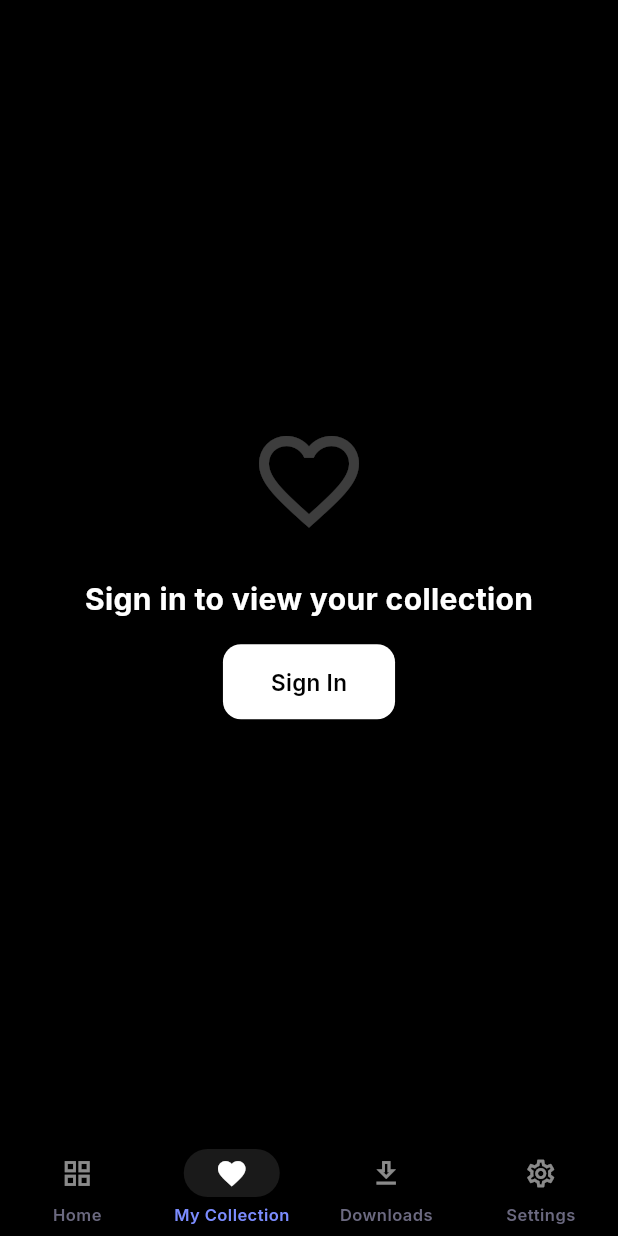
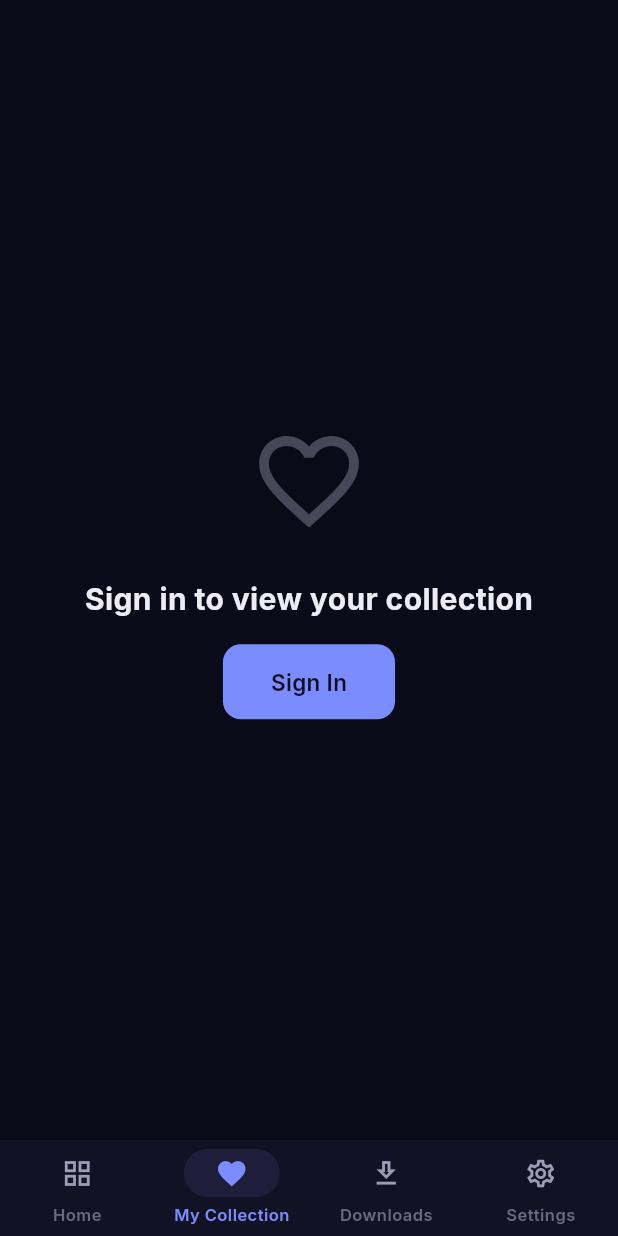
Before and after one commit to prit-007/wallbizz, a Flutter app: the screen it shows after launch, item 2 of the bottom bar chosen, on a phone screen of 412 x 824 dp. Run offline on Flutter 3.47's test engine with Material 3 defaults, Android fonts, the phone set to English and light mode, and no system bars; our stand-ins replace cached_network_image, flutter_animate, flutter_dotenv, google_fonts, hive, hive_flutter and 3 more; missing offline and left inert: async_wallpaper, dart:html; accounts and stored records are empty; network calls fail.

Commit message:
refactor: migrate all screens to Material 3 theme system with VivekColors
- Replace hardcoded Colors.black/white with Theme.of(context).colorScheme and context.vivek extension
- Update HomeScreen navigation bar to use theme-aware icon colors and primary color for selected states
- Update DetailScreen, DownloadedDetailScreen, and WallpaperEditorScreen to use theme surfaces and glass colors
- Migrate SettingsScreen dark mode toggle to ThemeConfig ValueNotifier
- Update SettingsScreen storage options to use VivekColors surface containers and semantic colors
- Remove direct SharedPreferences imports from screens; delegate to ThemeConfig and GalleryService
- Add local file existence fallback in WallpaperEditorScreen for offline downloaded wallpapers

```diff
--- a/app/lib/screens/home_screen.dart
+++ b/app/lib/screens/home_screen.dart
@@ -1,5 +1,7 @@
 import 'package:flutter/material.dart';
+import 'package:google_fonts/google_fonts.dart';
 import 'package:hive_flutter/hive_flutter.dart';
+import '../config/theme_config.dart';
 import '../widgets/category_tabs.dart';
 import '../widgets/staggered_grid.dart';
 import 'detail_screen.dart';
@@ -21,8 +23,9 @@ class _HomeScreenState extends State<HomeScreen> {
 
   @override
   Widget build(BuildContext context) {
+    final cs = Theme.of(context).colorScheme;
+    final vk = context.vivek;
     return Scaffold(
-      backgroundColor: Colors.black,
       body: SafeArea(
         child: _buildCurrentScreen(),
       ),
@@ -35,17 +38,15 @@ class _HomeScreenState extends State<HomeScreen> {
             onDestinationSelected: (index) {
               setState(() => _currentNavIndex = index);
             },
-            backgroundColor: Colors.black,
-            indicatorColor: Colors.white.withValues(alpha: 0.1),
             destinations: [
-              const NavigationDestination(
-                icon: Icon(Icons.grid_view, color: Colors.white54),
-                selectedIcon: Icon(Icons.grid_view, color: Colors.white),
+              NavigationDestination(
+                icon: Icon(Icons.grid_view, color: vk.onSurfaceSubtle),
+                selectedIcon: Icon(Icons.grid_view, color: cs.primary),
                 label: 'Home',
               ),
-              const NavigationDestination(
-                icon: Icon(Icons.favorite_border, color: Colors.white54),
-                selectedIcon: Icon(Icons.favorite, color: Colors.white),
+              NavigationDestination(
+                icon: Icon(Icons.favorite_border, color: vk.onSurfaceSubtle),
+                selectedIcon: Icon(Icons.favorite, color: cs.primary),
                 label: 'My Collection',
               ),
               NavigationDestination(
@@ -53,33 +54,33 @@ class _HomeScreenState extends State<HomeScreen> {
                   isLabelVisible: count > 0,
                   label: Text(
                     count > 99 ? '99+' : '$count',
-                    style: const TextStyle(
-                      color: Colors.black,
+                    style: TextStyle(
+                      color: cs.primary,
                       fontSize: 10,
                       fontWeight: FontWeight.bold,
                     ),
                   ),
-                  backgroundColor: Colors.white,
-                  child: const Icon(Icons.download_outlined, color: Colors.white54),
+                  backgroundColor: cs.primary,
+                  child: Icon(Icons.download_outlined, color: vk.onSurfaceSubtle),
                 ),
                 selectedIcon: Badge(
                   isLabelVisible: count > 0,
                   label: Text(
                     count > 99 ? '99+' : '$count',
-                    style: const TextStyle(
-                      color: Colors.black,
+                    style: TextStyle(
+                      color: cs.surface,
                       fontSize: 10,
                       fontWeight: FontWeight.bold,
                     ),
                   ),
-                  backgroundColor: Colors.white,
-                  child: const Icon(Icons.download, color: Colors.white),
+                  backgroundColor: cs.primary,
+                  child: Icon(Icons.download, color: cs.onSurface),
                 ),
                 label: 'Downloads',
               ),
-              const NavigationDestination(
-                icon: Icon(Icons.settings_outlined, color: Colors.white54),
-                selectedIcon: Icon(Icons.settings, color: Colors.white),
+              NavigationDestination(
+                icon: Icon(Icons.settings_outlined, color: vk.onSurfaceSubtle),
+                selectedIcon: Icon(Icons.settings, color: cs.primary),
                 label: 'Settings',
               ),
             ],
@@ -100,12 +101,50 @@ class _HomeScreenState extends State<HomeScreen> {
             final iconSize = isCompact ? 20.0 : 24.0;
             final fontSize = isCompact ? 14.0 : 16.0;
 
+            final brandCs = Theme.of(context).colorScheme;
+            final brandVk = context.vivek;
+
             return Column(
               children: [
                 Padding(
                   padding: EdgeInsets.fromLTRB(
                     horizontalPadding,
-                    12,
+                    8,
+                    horizontalPadding,
+                    4,
+                  ),
+                  child: Row(
+                    children: [
+                      Column(
+                        crossAxisAlignment: CrossAxisAlignment.start,
+                        children: [
+                          Text(
+                            'WALLBIZZ',
+                            style: GoogleFonts.oswald(
+                              fontSize: isCompact ? 22 : 28,
+                              fontWeight: FontWeight.bold,
+                              color: brandCs.primary,
+                              letterSpacing: 3,
+                            ),
+                          ),
+                          Text(
+                            'curated wallpapers',
+                            style: GoogleFonts.inter(
+                              fontSize: isCompact ? 11 : 13,
+                              fontWeight: FontWeight.w500,
+                              color: brandVk.onSurfaceSubtle,
+                              letterSpacing: 2,
+                            ),
+                          ),
+                        ],
+                      ),
+                    ],
+                  ),
+                ),
+                Padding(
+                  padding: EdgeInsets.fromLTRB(
+                    horizontalPadding,
+                    8,
                     horizontalPadding,
                     8,
                   ),
@@ -121,18 +160,18 @@ class _HomeScreenState extends State<HomeScreen> {
                     child: Container(
                       height: searchBarHeight,
                       decoration: BoxDecoration(
-                        color: Colors.white.withValues(alpha: 0.1),
+                        color: context.vivek.surfaceOverlay,
                         borderRadius: BorderRadius.circular(24),
                       ),
                       padding: EdgeInsets.symmetric(horizontal: isCompact ? 16 : 20),
                       child: Row(
                         children: [
-                          Icon(Icons.search, color: Colors.white54, size: iconSize),
+                          Icon(Icons.search, color: context.vivek.onSurfaceSubtle, size: iconSize),
                           SizedBox(width: isCompact ? 12 : 16),
                           Text(
                             'Search wallpapers...',
                             style: TextStyle(
-                              color: Colors.white54,
+                              color: context.vivek.onSurfaceSubtle,
                               fontSize: fontSize,
                             ),
                           ),
--- a/app/lib/screens/wishlist_screen.dart
+++ b/app/lib/screens/wishlist_screen.dart
@@ -1,6 +1,7 @@
 import 'dart:async';
 import 'package:flutter/material.dart';
 import 'package:supabase_flutter/supabase_flutter.dart';
+import '../config/theme_config.dart';
 import '../models/wallpaper.dart';
 import '../services/supabase_service.dart';
 import '../widgets/auth_bottom_sheet.dart';
@@ -59,13 +60,15 @@ class _WishlistScreenState extends State<WishlistScreen> {
 
   @override
   Widget build(BuildContext context) {
+    final cs = Theme.of(context).colorScheme;
+
     if (!_isLoggedIn) {
       return _buildGuestView();
     }
 
     if (_isLoading) {
-      return const Center(
-        child: CircularProgressIndicator(color: Colors.white),
+      return Center(
+        child: CircularProgressIndicator(color: cs.primary),
       );
     }
 
@@ -134,26 +137,29 @@ class _WishlistScreenState extends State<WishlistScreen> {
   }
 
   Widget _buildGuestView() {
+    final cs = Theme.of(context).colorScheme;
+    final vk = context.vivek;
+
     return Center(
       child: Column(
         mainAxisAlignment: MainAxisAlignment.center,
         children: [
-          const Icon(Icons.favorite_border, size: 80, color: Colors.white24),
+          Icon(Icons.favorite_border, size: 80, color: vk.onSurfaceDim),
           const SizedBox(height: 24),
-          const Text(
+          Text(
             'Sign in to view your collection',
             style: TextStyle(
               fontSize: 20,
               fontWeight: FontWeight.bold,
-              color: Colors.white,
+              color: cs.onSurface,
             ),
           ),
           const SizedBox(height: 16),
           ElevatedButton(
             onPressed: () => showAuthBottomSheet(context),
             style: ElevatedButton.styleFrom(
-              backgroundColor: Colors.white,
-              foregroundColor: Colors.black,
+              backgroundColor: cs.primary,
+              foregroundColor: cs.onPrimary,
               padding: const EdgeInsets.symmetric(horizontal: 32, vertical: 16),
               shape: RoundedRectangleBorder(
                 borderRadius: BorderRadius.circular(12),
@@ -167,24 +173,27 @@ class _WishlistScreenState extends State<WishlistScreen> {
   }
 
   Widget _buildEmptyView() {
+    final cs = Theme.of(context).colorScheme;
+    final vk = context.vivek;
+
     return Center(
       child: Column(
         mainAxisAlignment: MainAxisAlignment.center,
         children: [
-          const Icon(Icons.favorite_border, size: 80, color: Colors.white24),
+          Icon(Icons.favorite_border, size: 80, color: vk.onSurfaceDim),
           const SizedBox(height: 24),
-          const Text(
+          Text(
             'No wallpapers saved yet',
             style: TextStyle(
               fontSize: 20,
               fontWeight: FontWeight.bold,
-              color: Colors.white,
+              color: cs.onSurface,
             ),
           ),
           const SizedBox(height: 8),
-          const Text(
+          Text(
             'Tap the heart icon to start your collection.',
-            style: TextStyle(fontSize: 14, color: Colors.white54),
+            style: TextStyle(fontSize: 14, color: vk.onSurfaceSubtle),
           ),
         ],
       ),
```
Also changed, not shown: app/lib/screens/detail_screen.dart (+31 -24 lines), app/lib/screens/downloaded_detail_screen.dart (+20 -17 lines), app/lib/screens/settings_screen.dart (+30 -26 lines), app/lib/screens/wallpaper_editor_screen.dart (+57 -39 lines).
